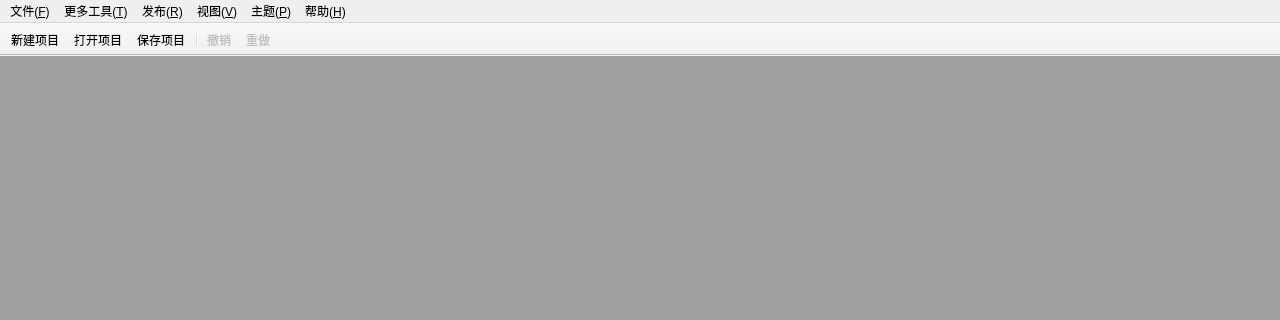
Qt form jxqy-editor/ui/MainWindow.ui (Upwinded/JXQY-all-in-one) before a commit; both pictures show x 0 to 1280 and y 0 to 320 of the 1280 by 800 pixel window.
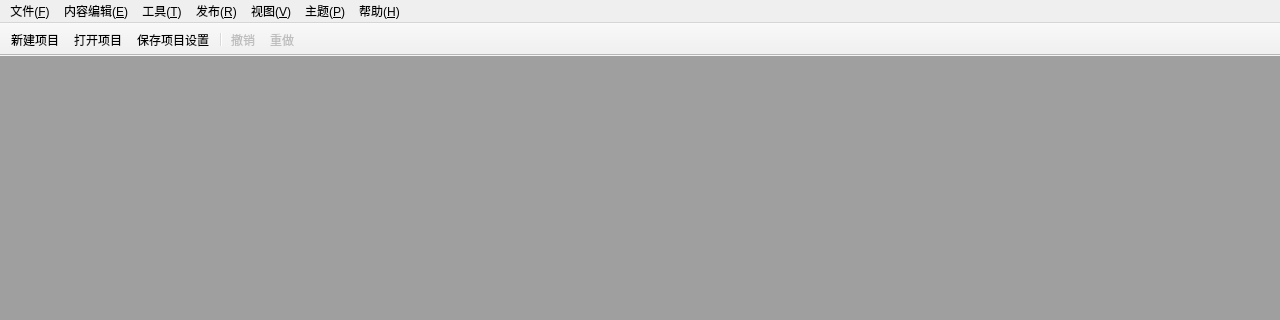
The same form after that commit.

Patch:
```diff
--- a/jxqy-editor/ui/MainWindow.ui
+++ b/jxqy-editor/ui/MainWindow.ui
@@ -80,9 +80,20 @@
     <addaction name="closeCurrentAction"/>
     <addaction name="exitAction"/>
    </widget>
+   <widget class="QMenu" name="contentMenu">
+    <property name="title"><string>内容编辑(&amp;E)</string></property>
+    <addaction name="openMapEditorAction"/>
+    <addaction name="openMenuEditorAction"/>
+    <addaction name="openScriptEditorAction"/>
+    <addaction name="openMagicEditorAction"/>
+    <addaction name="openGoodsShopEditorAction"/>
+    <addaction name="openDialogueEditorAction"/>
+    <addaction name="openNpcDataEditorAction"/>
+    <addaction name="openImageEditorAction"/>
+   </widget>
    <widget class="QMenu" name="toolMenu">
     <property name="title">
-     <string>更多工具(&amp;T)</string>
+     <string>工具(&amp;T)</string>
     </property>
     <widget class="QMenu" name="advancedToolsMenu">
      <property name="title">
@@ -124,6 +135,7 @@
     <addaction name="aboutAction"/>
    </widget>
    <addaction name="fileMenu"/>
+   <addaction name="contentMenu"/>
    <addaction name="toolMenu"/>
    <addaction name="publishMenu"/>
    <addaction name="windowMenu"/>
@@ -175,7 +187,7 @@
   </action>
   <action name="saveProjectAction">
    <property name="text">
-    <string>保存项目</string>
+    <string>保存项目设置</string>
    </property>
    <property name="shortcut">
     <string>Ctrl+Shift+S</string>
```
Left out of the diff: 25 changed lines with no effect on the pictures.
